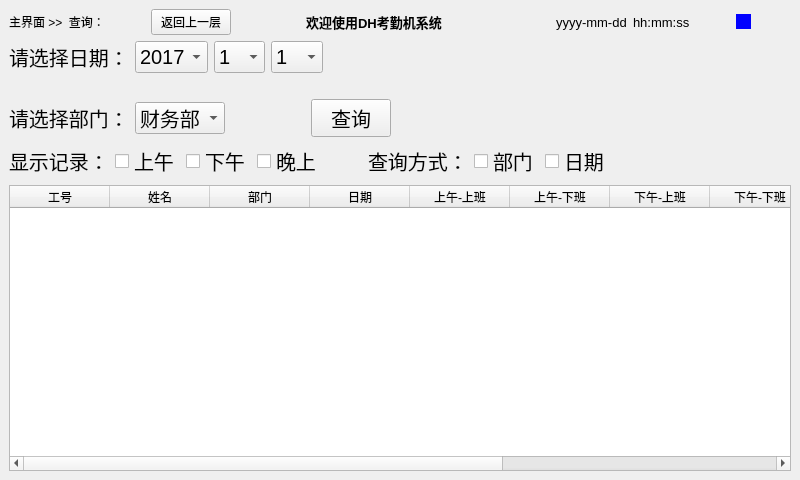
This is selectforid.ui in jindezhang/kqj as Qt 5 draws it before an edit. The edited form follows.
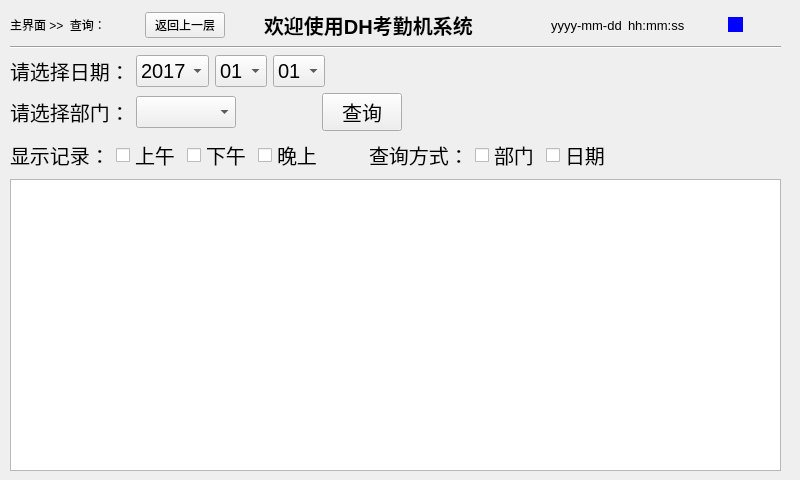
This is the edited form.

Diff of the .ui file:
```diff
--- a/selectforid.ui
+++ b/selectforid.ui
@@ -14,8 +14,15 @@
    <string>MainWindow</string>
   </property>
   <widget class="QWidget" name="centralwidget">
-   <layout class="QGridLayout" name="gridLayout_2">
-    <item row="0" column="0">
+   <widget class="QWidget" name="">
+    <property name="geometry">
+     <rect>
+      <x>10</x>
+      <y>10</y>
+      <width>771</width>
+      <height>461</height>
+     </rect>
+    </property>
      <layout class="QGridLayout" name="gridLayout">
       <item row="0" column="0">
        <layout class="QHBoxLayout" name="horizontalLayout_6">
@@ -72,7 +79,7 @@
          <widget class="QLabel" name="label_9">
           <property name="font">
            <font>
-            <pointsize>10</pointsize>
+           <pointsize>15</pointsize>
             <weight>75</weight>
             <bold>true</bold>
            </font>
@@ -193,7 +200,7 @@
         </item>
        </layout>
       </item>
-      <item row="1" column="0">
+     <item row="2" column="0">
        <layout class="QHBoxLayout" name="horizontalLayout">
         <item>
          <widget class="QLabel" name="label">
@@ -235,7 +242,7 @@
           </property>
           <item>
            <property name="text">
-            <string>1</string>
+           <string>01</string>
            </property>
           </item>
           <item>
@@ -304,7 +311,7 @@
           </property>
           <item>
            <property name="text">
-            <string>1</string>
+           <string>01</string>
            </property>
           </item>
           <item>
@@ -474,19 +481,6 @@
         </item>
        </layout>
       </item>
-      <item row="2" column="0">
-       <spacer name="horizontalSpacer_7">
-        <property name="orientation">
-         <enum>Qt::Horizontal</enum>
-        </property>
-        <property name="sizeHint" stdset="0">
-         <size>
-          <width>40</width>
-          <height>20</height>
-         </size>
-        </property>
-       </spacer>
-      </item>
       <item row="3" column="0">
        <layout class="QHBoxLayout" name="horizontalLayout_5">
         <item>
@@ -510,11 +504,6 @@
               <pointsize>15</pointsize>
              </font>
             </property>
-            <item>
-             <property name="text">
-              <string>财务部</string>
-             </property>
-            </item>
            </widget>
           </item>
           <item>
@@ -709,73 +698,17 @@
        </layout>
       </item>
       <item row="5" column="0">
-       <widget class="QTableWidget" name="tableWidget">
-        <property name="minimumSize">
-         <size>
-          <width>25</width>
-          <height>0</height>
-         </size>
-        </property>
-        <column>
-         <property name="text">
-          <string>工号</string>
-         </property>
-        </column>
-        <column>
-         <property name="text">
-          <string>姓名</string>
-         </property>
-        </column>
-        <column>
-         <property name="text">
-          <string>部门</string>
-         </property>
-        </column>
-        <column>
-         <property name="text">
-          <string>日期</string>
-         </property>
-        </column>
-        <column>
-         <property name="text">
-          <string>上午-上班</string>
-         </property>
-        </column>
-        <column>
-         <property name="text">
-          <string>上午-下班</string>
-         </property>
-        </column>
-        <column>
-         <property name="text">
-          <string>下午-上班</string>
-         </property>
-        </column>
-        <column>
-         <property name="text">
-          <string>下午-下班</string>
-         </property>
-        </column>
-        <column>
-         <property name="text">
-          <string>晚上-上班</string>
-         </property>
-        </column>
-        <column>
-         <property name="text">
-          <string>晚上-下班</string>
-         </property>
-        </column>
-        <column>
-         <property name="text">
-          <string>备注</string>
-         </property>
-        </column>
+      <widget class="QTableView" name="table_record"/>
+     </item>
+     <item row="1" column="0">
+      <widget class="Line" name="line">
+       <property name="orientation">
+        <enum>Qt::Horizontal</enum>
+       </property>
        </widget>
       </item>
      </layout>
-    </item>
-   </layout>
+   </widget>
    <zorder></zorder>
   </widget>
  </widget>
```
Left out of the diff: 33 changed lines with no effect on the pictures. Lines whose indentation alone changed are shown as unchanged.
